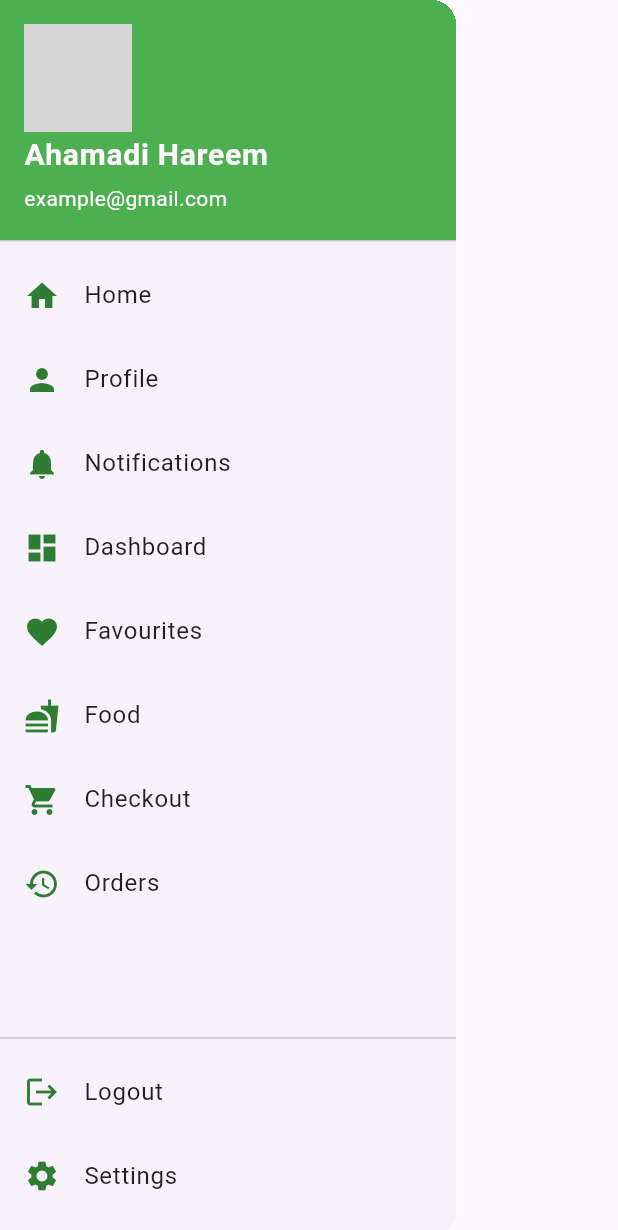
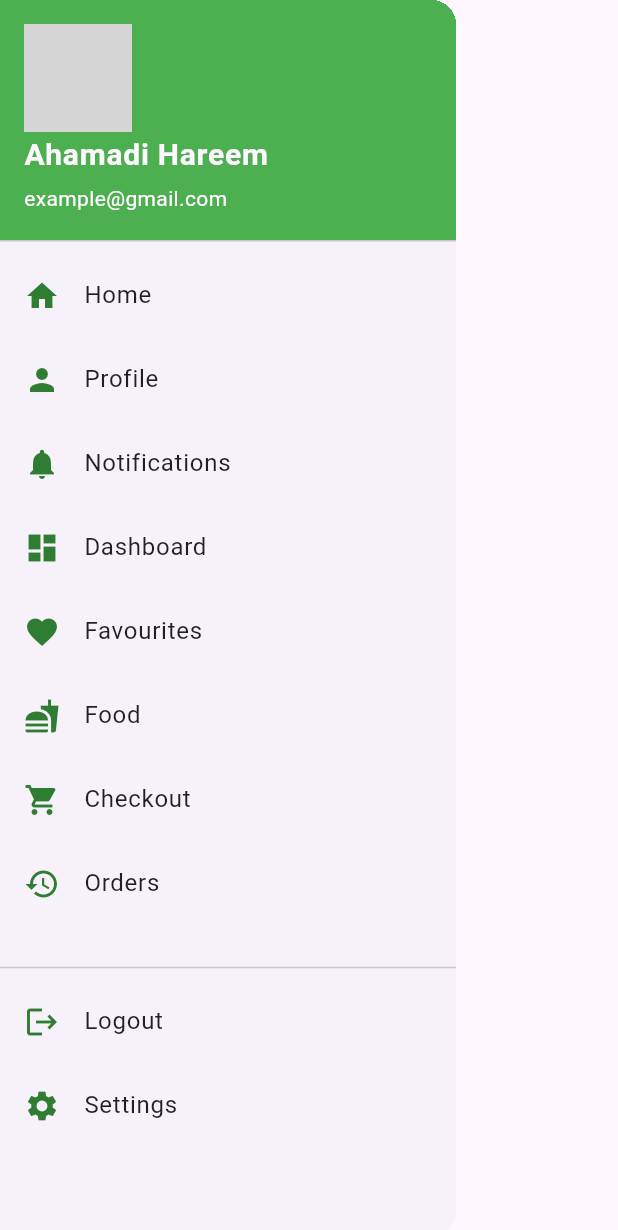
Before and after one commit to haifanazeer1/Share-the-meal, a Flutter app: the SideNav widget shown alone on an empty page, opened directly, on a phone screen of 412 x 824 dp. Shown: the top 1230 px of the screen. Run offline on Flutter 3.47's test engine with Material 3 defaults, Android fonts, the light colour scheme and no system bars; statements that could not run were skipped; grey boxes are pictures that could not be loaded.

Commit message:
save local changes

```diff
--- a/lib/main.dart
+++ b/lib/main.dart
@@ -1,10 +1,10 @@
 import 'package:flutter/material.dart';
 import 'package:share_the_meal_app/home.dart';
-import 'package:share_the_meal_app/recycle.dart';
+import 'package:share_the_meal_app/bottomnavbar/recycle.dart';
 import 'package:share_the_meal_app/register.dart';
+import 'package:share_the_meal_app/sidenavbar/side_navbar.dart';
 import 'package:share_the_meal_app/signin.dart';
-import 'package:share_the_meal_app/upload.dart';
-
+import 'package:share_the_meal_app/bottomnavbar/upload.dart';
 
 void main() {
   runApp(const MyApp());
@@ -19,7 +19,7 @@ class MyApp extends StatelessWidget {
     return MaterialApp(
       title: 'Flutter Demo',
       debugShowCheckedModeBanner: false,
-      home: const Home(),
+      home: Home(),
       routes: {
         '/home': (context) => const Home(),
         '/sign-in': (context) => SigninScreen(),
--- a/lib/side_navbar.dart
+++ b/lib/side_navbar.dart
@@ -6,6 +6,7 @@ class SideNav extends StatelessWidget {
   @override
   Widget build(BuildContext context) {
     return Drawer(
+      child: SingleChildScrollView(
         child: Column(
           children: [
             // Header with profile
@@ -17,11 +18,7 @@ class SideNav extends StatelessWidget {
               ),
               accountEmail: Text('example@gmail.com'),
               currentAccountPicture: CircleAvatar(
-
-            child: Image.network('C:\Users\ahmad\elon.jpg',
-  width: 90,
-  height:90,
-            ),
+                backgroundImage: AssetImage('assets/elon.jpg'), // Fixed path
               ),
             ),
 
@@ -35,14 +32,14 @@ class SideNav extends StatelessWidget {
             _buildListTile(Icons.shopping_cart, 'Checkout', context),
             _buildListTile(Icons.history, 'Orders', context),
 
-          Spacer(),
+            SizedBox(height: 20), // Instead of Spacer()
 
-          // Bottom Settings
             Divider(),
             _buildListTile(Icons.logout, 'Logout', context),
             _buildListTile(Icons.settings, 'Settings', context),
             SizedBox(height: 12),
           ],
+        ),
       ),
     );
   }
--- a/lib/sidebar/NavBar.dart
+++ /dev/null
@@ -1 +0,0 @@
-// TODO Implement this library.
```
Also changed, not shown: lib/bottomnavbar/bottom_navbar.dart (renamed from lib/bottom_navbar.dart), lib/bottomnavbar/recycle.dart (renamed from lib/recycle.dart), lib/bottomnavbar/upload.dart (renamed from lib/upload.dart), pubspec.lock. Lines whose indentation alone changed are shown as unchanged.
